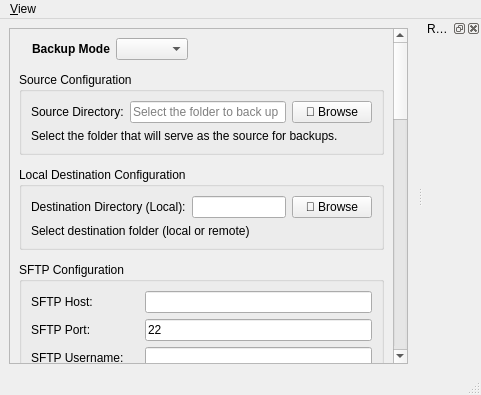
Mantinum/backyfull, file backy_x/src/gui/MainWindow.ui: the form before one commit.
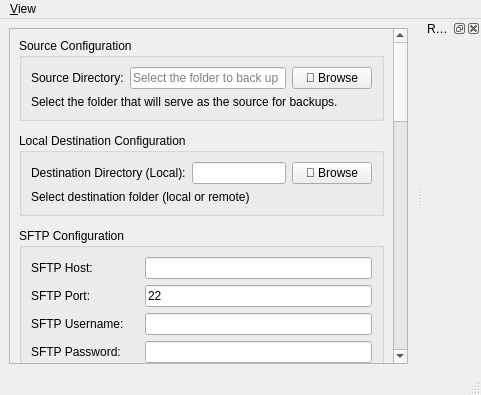
The form after the commit.

Commit message: Remove leftover combo box

```diff
--- a/backy_x/src/gui/MainWindow.ui
+++ b/backy_x/src/gui/MainWindow.ui
@@ -28,54 +28,6 @@
         <property name="spacing">
          <number>12</number>
         </property>
-        <!-- Backup mode row -->
-        <item>
-         <widget class="QWidget" name="modeWidget">
-          <layout class="QHBoxLayout" name="modeLayout">
-           <property name="leftMargin">
-            <number>0</number>
-           </property>
-           <property name="topMargin">
-            <number>0</number>
-           </property>
-           <property name="rightMargin">
-            <number>0</number>
-           </property>
-           <property name="bottomMargin">
-            <number>0</number>
-           </property>
-           <item>
-            <widget class="QLabel" name="modeIcon"/>
-           </item>
-           <item>
-            <widget class="QLabel" name="modeLabel">
-             <property name="text">
-              <string>&lt;b&gt;Backup Mode&lt;/b&gt;</string>
-             </property>
-            </widget>
-           </item>
-           <item>
-            <widget class="QComboBox" name="backupModeComboBox"/>
-           </item>
-           <item>
-            <spacer name="modeSpacer">
-             <property name="orientation">
-              <enum>Qt::Horizontal</enum>
-             </property>
-             <property name="sizeType">
-              <enum>QSizePolicy::Expanding</enum>
-             </property>
-             <property name="sizeHint" stdset="0">
-              <size>
-               <width>40</width>
-               <height>20</height>
-              </size>
-             </property>
-            </spacer>
-           </item>
-          </layout>
-         </widget>
-        </item>
         <!-- Source configuration group -->
         <item>
          <widget class="QGroupBox" name="sourceGroupBox">
```
The commit also changes 1 other file.
